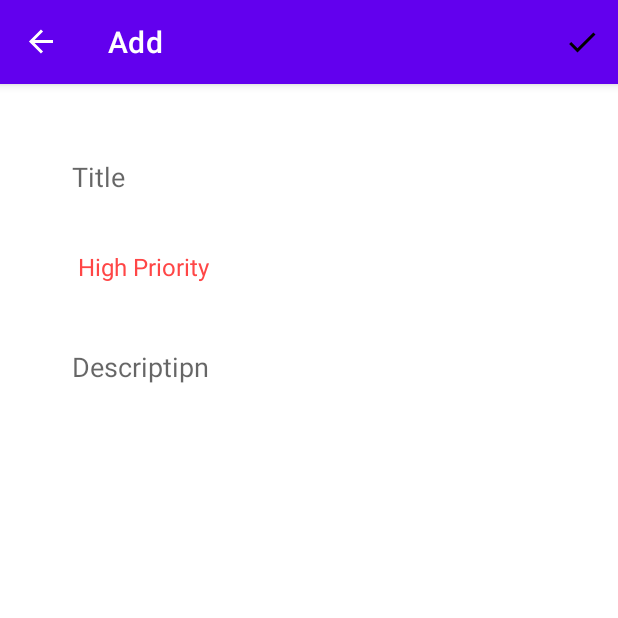
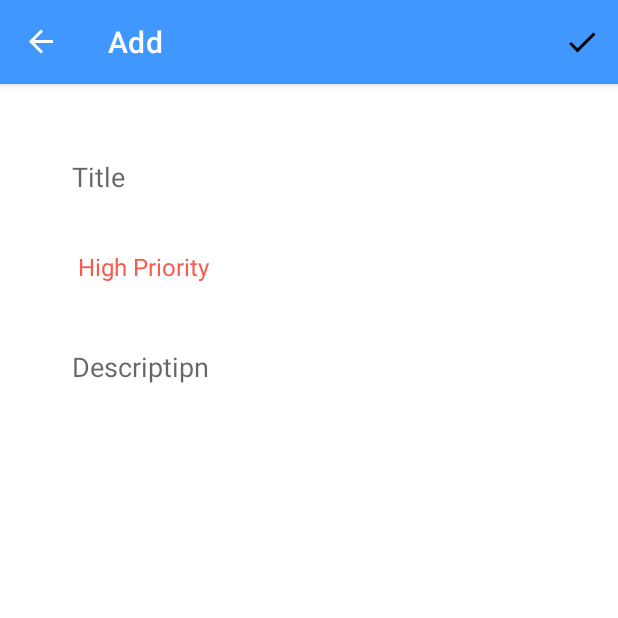
Before and after one commit to AAyar94/ToDo, an Android app: the AddFragment screen opened through its navigation route, on a phone screen of 412 x 824 dp, the top half of it. Run offline under Robolectric (Android 15) with nearby library versions, the light colour scheme and no system bars; our stand-ins replace Room's generated code, navigation-ui; libraries missing offline, so code that uses them is left out: jp.wasabeef.recyclerview; 4 statements that could not run were skipped.

Commit message:
recyclerView performance increased(diffUtil),TR language support added.

```diff
--- a/app/build.gradle
+++ b/app/build.gradle
@@ -77,4 +77,7 @@ dependencies {
     // Kotlin components
     api "org.jetbrains.kotlinx:kotlinx-coroutines-core:1.6.4"
     api "org.jetbrains.kotlinx:kotlinx-coroutines-android:1.6.4"
+
+//recyclerView animator
+    implementation 'jp.wasabeef:recyclerview-animators:4.0.2'
 }
--- a/app/src/main/java/com/aayar94/todo/fragments/SharedViewModel.kt
+++ b/app/src/main/java/com/aayar94/todo/fragments/SharedViewModel.kt
@@ -14,7 +14,7 @@ import com.aayar94.todo.data.models.ToDoData
 
 class SharedViewModel(application: Application) : AndroidViewModel(application) {
 
-    val emptyDatabase: MutableLiveData<Boolean> = MutableLiveData(true)
+    val emptyDatabase: MutableLiveData<Boolean> = MutableLiveData(false)
     fun checkIfDatabaseEmpty(toDoData: List<ToDoData>) {
         emptyDatabase.value = toDoData.isEmpty()
     }
--- a/app/src/main/java/com/aayar94/todo/fragments/add/AddFragment.kt
+++ b/app/src/main/java/com/aayar94/todo/fragments/add/AddFragment.kt
@@ -54,10 +54,10 @@ class AddFragment : Fragment() {
                 0, mTitle, mSharedViewModel.parsePriority(mPriority), mDescription
             )
             mToDoViewModel.insertData(newData)
-            Toast.makeText(requireContext(), "Seccesfully Added", Toast.LENGTH_LONG).show()
+            Toast.makeText(requireContext(), getString(R.string.Successfully_Added), Toast.LENGTH_LONG).show()
             findNavController().navigate(R.id.action_addFragment_to_listFragment)
         } else {
-            Toast.makeText(requireContext(), "Please fill out all fields", Toast.LENGTH_LONG).show()
+            Toast.makeText(requireContext(), getString(R.string.please_fill_out_all_fields), Toast.LENGTH_LONG).show()
         }
 
 
--- a/app/src/main/java/com/aayar94/todo/fragments/list/adapter/ListAdapter.kt
+++ b/app/src/main/java/com/aayar94/todo/fragments/list/adapter/ListAdapter.kt
@@ -2,6 +2,7 @@ package com.aayar94.todo.fragments.list.adapter
 
 import android.view.LayoutInflater
 import android.view.ViewGroup
+import androidx.recyclerview.widget.DiffUtil
 import androidx.recyclerview.widget.RecyclerView
 import com.aayar94.todo.data.models.ToDoData
 import com.aayar94.todo.databinding.RowLayoutBinding
@@ -42,8 +43,10 @@ class ListAdapter : RecyclerView.Adapter<ListAdapter.MyViewHolder>() {
     }
 
     fun setData(toDoData: List<ToDoData>) {
+        val toDoDiffUtil = ToDoDiffUtil(dataList,toDoData)
+        val toDoDiffResult = DiffUtil.calculateDiff(toDoDiffUtil)
         this.dataList = toDoData
-        notifyDataSetChanged()
+       toDoDiffResult.dispatchUpdatesTo(this)
 
     }
 }
--- /dev/null
+++ b/app/src/main/java/com/aayar94/todo/fragments/list/adapter/ToDoDiffUtil.kt
@@ -0,0 +1,29 @@
+package com.aayar94.todo.fragments.list.adapter
+
+import androidx.recyclerview.widget.DiffUtil
+import com.aayar94.todo.data.models.ToDoData
+
+class ToDoDiffUtil(
+    private val oldList: List<ToDoData>, private val newList: List<ToDoData>
+) : DiffUtil.Callback() {
+    override fun getOldListSize(): Int {
+        return oldList.size
+    }
+
+    override fun getNewListSize(): Int {
+        return newList.size
+    }
+
+    override fun areItemsTheSame(oldItemPosition: Int, newItemPosition: Int): Boolean {
+        return oldList[oldItemPosition] === newList[newItemPosition]
+    }
+
+    override fun areContentsTheSame(oldItemPosition: Int, newItemPosition: Int): Boolean {
+        return oldList[oldItemPosition].id == newList[newItemPosition].id
+                && oldList[oldItemPosition].title == newList[newItemPosition].title
+                && oldList[oldItemPosition].priority == newList[newItemPosition].priority
+                && oldList[oldItemPosition].description == newList[newItemPosition].description
+    }
+
+
+}
--- a/app/src/main/res/navigation/my_nav.xml
+++ b/app/src/main/res/navigation/my_nav.xml
@@ -7,7 +7,7 @@
     <fragment
         android:id="@+id/listFragment"
         android:name="com.aayar94.todo.fragments.list.ListFragment"
-        android:label="ToDo List"
+        android:label="ToDo"
         tools:layout="@layout/fragment_list" >
         <action
             android:id="@+id/action_listFragment_to_addFragment"
@@ -27,7 +27,7 @@
     <fragment
         android:id="@+id/addFragment"
         android:name="com.aayar94.todo.fragments.add.AddFragment"
-        android:label="Add"
+        android:label="@string/add"
         tools:layout="@layout/fragment_add" >
         <action
             android:id="@+id/action_addFragment_to_listFragment"
@@ -38,7 +38,7 @@
     <fragment
         android:id="@+id/updateFragment"
         android:name="com.aayar94.todo.fragments.update.UpdateFragment"
-        android:label="Update"
+        android:label="@string/update"
         tools:layout="@layout/fragment_update" >
         <action
             android:id="@+id/action_updateFragment_to_listFragment"
--- a/app/src/main/res/values-night/themes.xml
+++ b/app/src/main/res/values-night/themes.xml
@@ -2,12 +2,12 @@
     <!-- Base application theme. -->
     <style name="Theme.ToDo" parent="Theme.MaterialComponents.DayNight.DarkActionBar">
         <!-- Primary brand color. -->
-        <item name="colorPrimary">@color/purple_200</item>
-        <item name="colorPrimaryVariant">@color/purple_700</item>
+        <item name="colorPrimary">@color/blue</item>
+        <item name="colorPrimaryVariant">@color/darken_blue</item>
         <item name="colorOnPrimary">@color/black</item>
         <!-- Secondary brand color. -->
-        <item name="colorSecondary">@color/teal_200</item>
-        <item name="colorSecondaryVariant">@color/teal_200</item>
+        <item name="colorSecondary">@color/pink</item>
+        <item name="colorSecondaryVariant">@color/darken_pink</item>
         <item name="colorOnSecondary">@color/black</item>
         <!-- Status bar color. -->
         <item name="android:statusBarColor">?attr/colorPrimaryVariant</item>
--- a/app/src/main/res/values/colors.xml
+++ b/app/src/main/res/values/colors.xml
@@ -8,9 +8,18 @@
     <color name="black">#FF000000</color>
     <color name="white">#FFFFFFFF</color>
 
+
+
+    <color name="blue">#4097FF</color>
+    <color name="darken_blue">#3070BD</color>
+
+
+    <color name="pink">#E9B9BB</color>
+    <color name="darken_pink">#B38F91</color>
+
     <color name="lightGray">#E6E6E6</color>
     <color name="darkGray">#4B4B4B</color>
-    <color name="red">#FF4646</color>
-    <color name="yellow">#FFC114</color>
-    <color name="green">#00C980</color>
+    <color name="red">#F85A50</color>
+    <color name="yellow">#F7B501</color>
+    <color name="green">#50DF91</color>
 </resources>
--- a/app/src/main/res/values/strings.xml
+++ b/app/src/main/res/values/strings.xml
@@ -1,16 +1,30 @@
 <resources>
-    <string name="app_name">ToDo</string>
+    <string name="app_name" translatable="false">ToDo</string>
     <!-- TODO: Remove or change this placeholder text -->
-    <string name="hello_blank_fragment">Hello blank fragment</string>
+    <string name="hello_blank_fragment" translatable="false">Hello blank fragment</string>
     <string name="title">Title</string>
     <string name="description">Description</string>
     <string name="search">Search</string>
     <string name="add">Add</string>
     <string name="save">Save</string>
+    <string name="Successfully_Added">Successfully Added</string>
+    <string name="please_fill_out_all_fields">Please fill out all fields</string>
+    <string name="Deleted">Deleted</string>
+    <string name="Undo">Undo</string>
+    <string name="Yes">Yes</string>
+    <string name="Successfully_removed_everything">Successfully Removed Everything!</string>
+    <string name="Delete_everything">Delete everything?</string>
+    <string name="No">No</string>
+    <string name="Are_u_sure_delete_everything">Are u sure want to remove everything?</string>
+    <string name="Updated">Updated</string>
+    <string name="HighPriority">High Priority</string>
+    <string name="MediumPriority">Medium Priority</string>
+    <string name="LowPriority">Low Priority</string>
+    <string name="update">Update</string>
 
     <string-array name="priprities">
-        <item>High Priority</item>
-        <item>Medium Priority</item>
-        <item>Low Priority</item>
+        <item>@string/HighPriority</item>
+        <item>@string/MediumPriority</item>
+        <item>@string/LowPriority</item>
     </string-array>
 </resources>
--- a/app/src/main/res/values/themes.xml
+++ b/app/src/main/res/values/themes.xml
@@ -2,12 +2,12 @@
     <!-- Base application theme. -->
     <style name="Theme.ToDo" parent="Theme.MaterialComponents.DayNight.DarkActionBar">
         <!-- Primary brand color. -->
-        <item name="colorPrimary">@color/purple_500</item>
-        <item name="colorPrimaryVariant">@color/purple_700</item>
+        <item name="colorPrimary">@color/blue</item>
+        <item name="colorPrimaryVariant">@color/darken_blue</item>
         <item name="colorOnPrimary">@color/white</item>
         <!-- Secondary brand color. -->
-        <item name="colorSecondary">@color/teal_200</item>
-        <item name="colorSecondaryVariant">@color/teal_700</item>
+        <item name="colorSecondary">@color/pink</item>
+        <item name="colorSecondaryVariant">@color/darken_pink</item>
         <item name="colorOnSecondary">@color/black</item>
         <!-- Status bar color. -->
         <item name="android:statusBarColor">?attr/colorPrimaryVariant</item>
```
Also changed, not shown: app/src/main/java/com/aayar94/todo/fragments/list/ListFragment.kt (+14 -7 lines), app/src/main/java/com/aayar94/todo/fragments/update/UpdateFragment.kt (+10 -6 lines), 1 other file.
